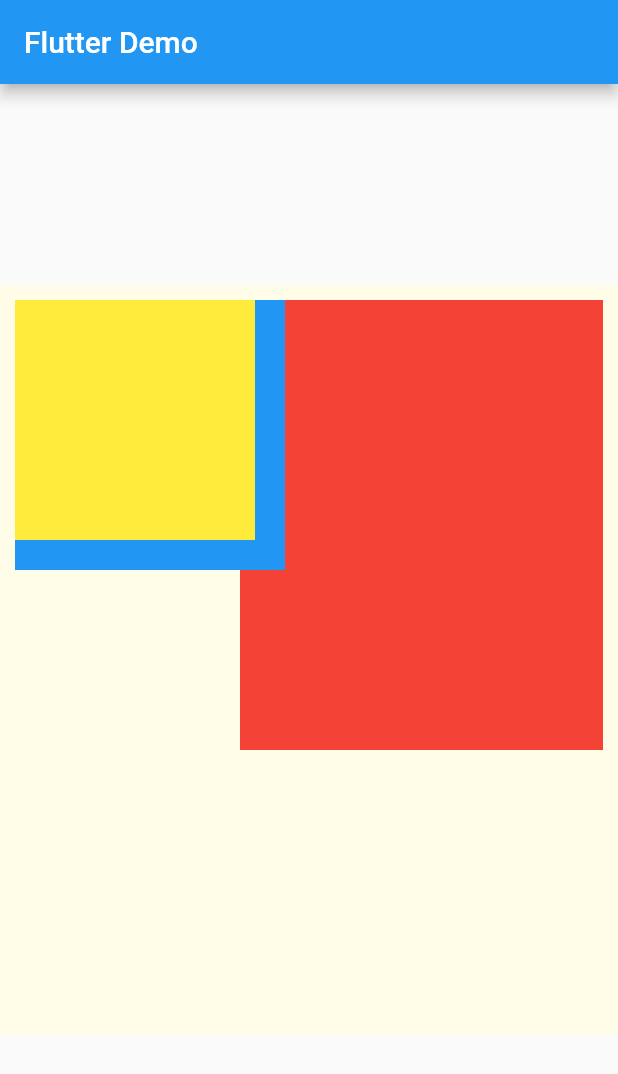
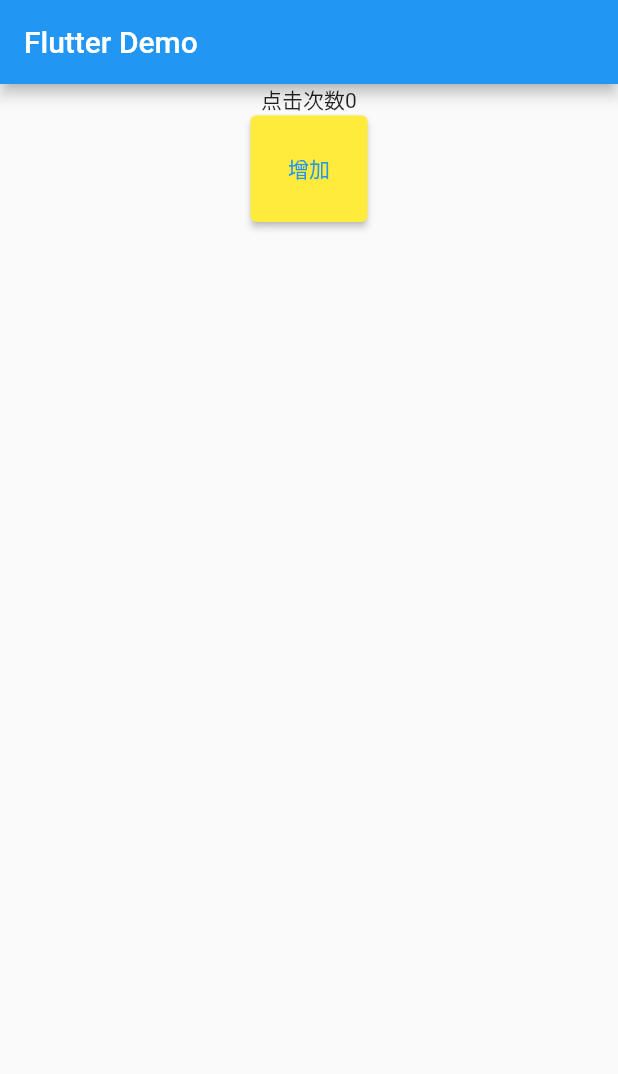
Before and after one commit to ADKcodeXD/flutter-learn, a Flutter app: the screen it shows after launch, on a phone screen of 412 x 824 dp. Shown: the top 1074 px of the screen. Run offline on Flutter 3.47's test engine with Material 2 defaults, Android fonts, the phone set to English and light mode, and no system bars.

Commit message:
feat: 🎸 stateful组件的使用 以及wrap案例

```diff
--- a/flutter-first/myfirstapp/lib/main.dart
+++ b/flutter-first/myfirstapp/lib/main.dart
@@ -23,42 +23,40 @@ class MyApp extends StatelessWidget {
   }
 }
 
-class HomeContent extends StatelessWidget {
-  List list = [];
-  HomeContent({super.key}) {
-    for (int i = 0; i < 100; i++) {
-      list.add("我是第$i条数据");
-    }
+class HomeContent extends StatefulWidget {
+  const HomeContent({Key? key}) : super(key: key);
+  @override
+  State<StatefulWidget> createState() {
+    return _HomeContentState();
   }
+}
+
+class _HomeContentState extends State<HomeContent> {
+  num count = 0;
   @override
   Widget build(BuildContext context) {
-    return Center(
-        child: Container(
-            padding: EdgeInsets.all(10),
-            color: Colors.yellow[50],
-            width: 500,
-            height: 500,
-            child: Stack(
-              children: [
-                Positioned(
-                  left: 150,
-                  child: Container(
-                    width: 300,
-                    height: 300,
-                    color: Colors.red,
-                  ),
-                ),
-                Container(
-                  height: 180,
-                  width: 180,
-                  color: Colors.blue,
-                ),
-                Container(
-                  height: 160,
-                  width: 160,
-                  color: Colors.yellow,
-                ),
-              ],
-            )));
+    // TODO: implement build
+    return Container(
+        alignment: Alignment.center,
+        child: Column(
+          children: <Widget>[
+            Text('点击次数$count'),
+            ElevatedButton(
+              style: ButtonStyle(
+                backgroundColor: MaterialStateProperty.all(Colors.yellow),
+                padding: MaterialStateProperty.all(const EdgeInsets.all(25)),
+              ),
+              child: const Text(
+                '增加',
+                style: TextStyle(color: Colors.blue),
+              ),
+              onPressed: () {
+                setState(() {
+                  count++;
+                });
+              },
+            ),
+          ],
+        ));
   }
 }
```
Also changed, not shown: flutter-first/myfirstapp/lib/main-wrap.dart (added, +57 -0 lines).
